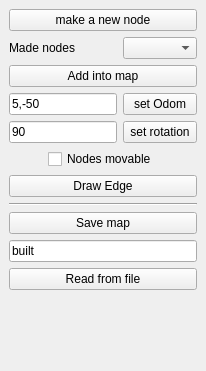
Qt form include/topo/UI/dockbuildmap.ui (StumboEugen/topology_map) before a commit.
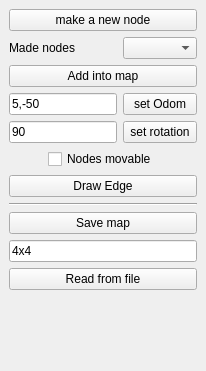
The same form after that commit.

Diff of the .ui file:
```diff
--- a/include/topo/UI/dockbuildmap.ui
+++ b/include/topo/UI/dockbuildmap.ui
@@ -125,7 +125,7 @@
       <item>
        <widget class="QLineEdit" name="etFileName">
         <property name="text">
-         <string>built</string>
+         <string>4x4</string>
         </property>
        </widget>
       </item>
```
